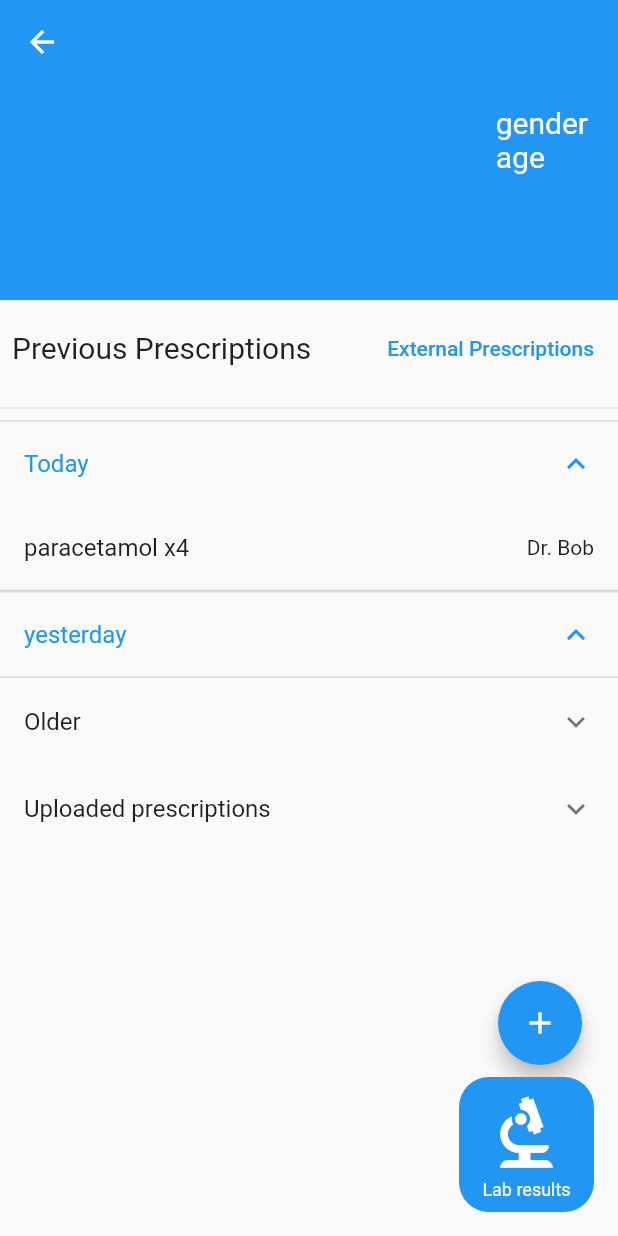
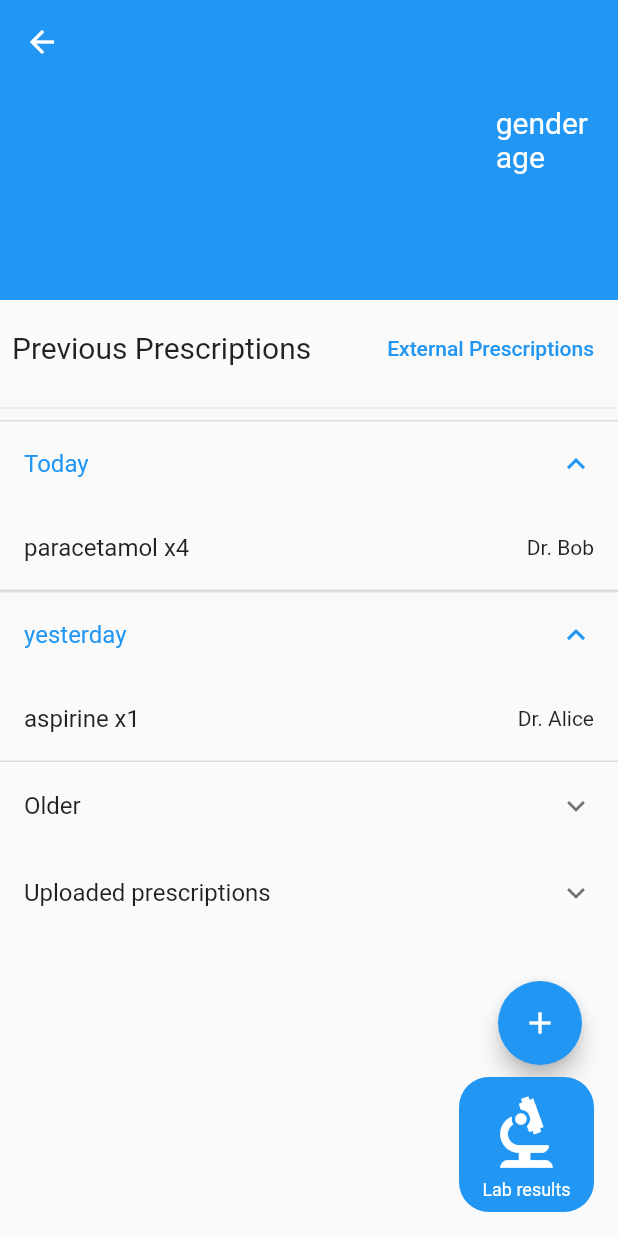
Before and after one commit to ShanuFutura/HeartBeat, a Flutter app: the PatientView screen opened directly with empty values, after a tap on "Today", after a tap on "yesterday", on a phone screen of 412 x 824 dp. Run offline on Flutter 3.47's test engine with Material 2 defaults, Android fonts, the phone set to English and light mode, and no system bars; our stand-ins replace carousel_slider, dropdown_search, fluttertoast, image_picker, shared_preferences; accounts and stored records are empty.

Commit message:
presc list splitted in doc module, presc card redefined for each views

```diff
--- a/heartbeat/lib/models/dummy_lists.dart
+++ b/heartbeat/lib/models/dummy_lists.dart
@@ -51,6 +51,14 @@ class DummyLists {
       'count': '1',
     },
     {
+      'doctor_name': 'Alice',
+      'patient_id': '1',
+      'presc_type': 'medicine',
+      'prescription': 'aspirine',
+      'date': DateTime.now().subtract(Duration(days: 1)),
+      'count': '1',
+    },
+    {
       'doctor_name': 'Bob',
       'patient_id': '1',
       'presc_type': 'medicine',
@@ -73,6 +81,14 @@ class DummyLists {
       'prescription': 'paracetamol',
       'date': DateTime.now().subtract(Duration(days: 4)),
       'count': '4'
+    },
+    {
+      'doctor_name': 'David',
+      'patient_id': '1',
+      'presc_type': 'test',
+      'prescription': 'TB test',
+      'date': DateTime.now().subtract(Duration(days: 4)),
+      'count': '1'
     },
     // {
     //   'doctor_name': 'Carl',
```
Also changed, not shown: heartbeat/lib/Widgets/patient_presc_listview.dart (+12 -6 lines), heartbeat/lib/screens/patient_view.dart (+85 -5 lines).
